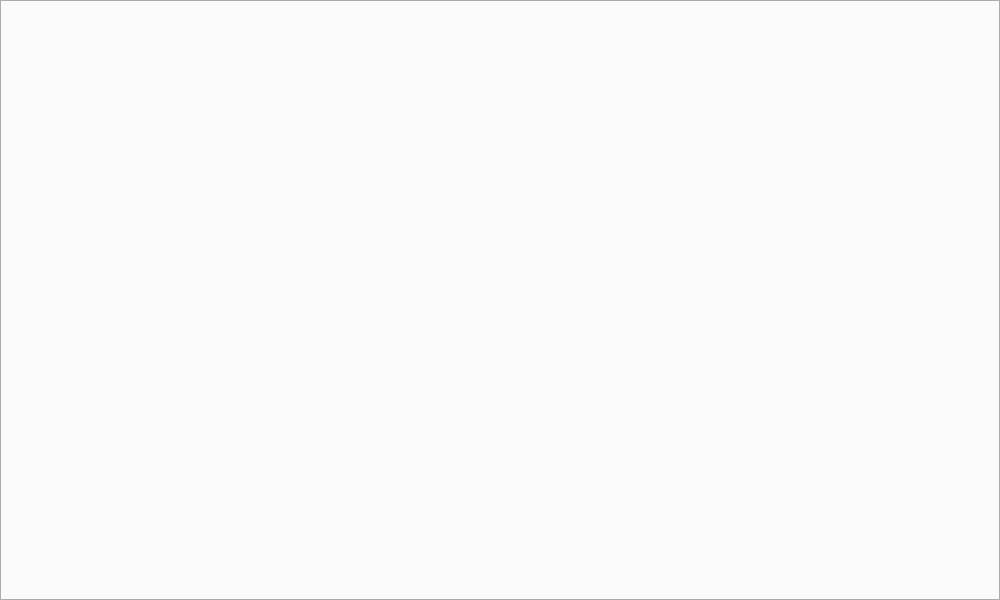
Qt form form/frmmain.ui (KingChenFY/ZW_JiXieBiTool) before a commit.
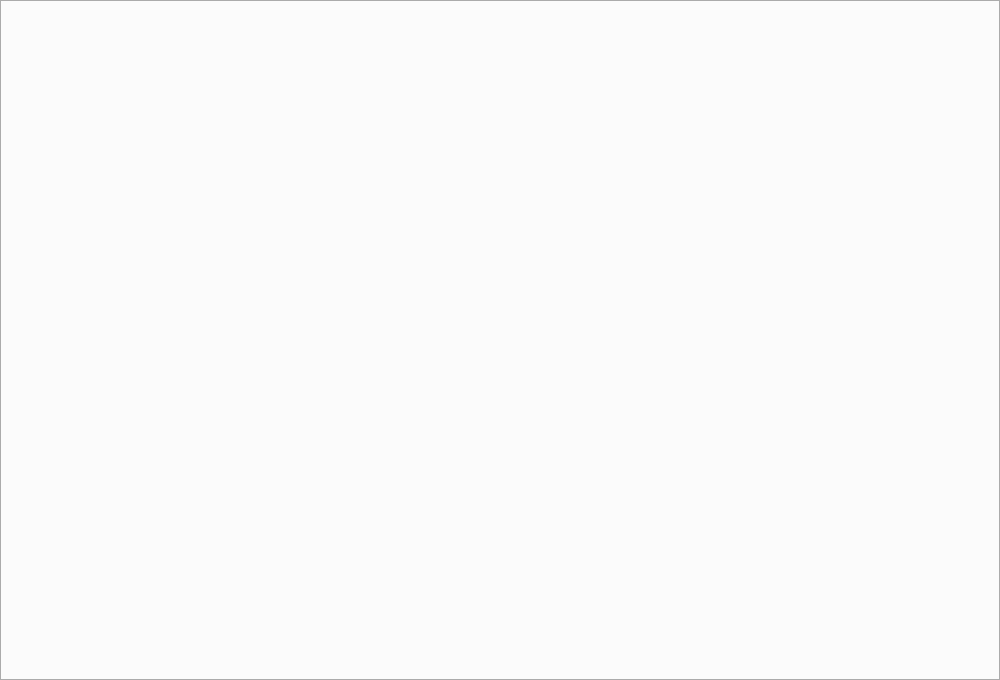
The same form after that commit.

The edit to the form file:
```diff
--- a/form/frmmain.ui
+++ b/form/frmmain.ui
@@ -7,7 +7,7 @@
     <x>0</x>
     <y>0</y>
     <width>1000</width>
-    <height>600</height>
+    <height>680</height>
    </rect>
   </property>
   <property name="windowTitle">
@@ -19,7 +19,7 @@
      <x>0</x>
      <y>0</y>
      <width>1000</width>
-     <height>600</height>
+     <height>680</height>
     </rect>
    </property>
    <property name="tabPosition">
```
